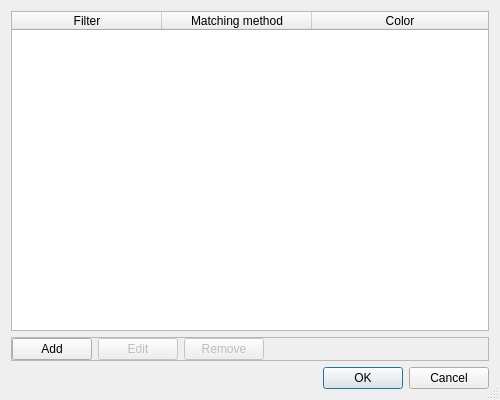
This is src/DialogEditColors.ui in gdevic/Z80Explorer as Qt 5 draws it before an edit. The edited form follows.
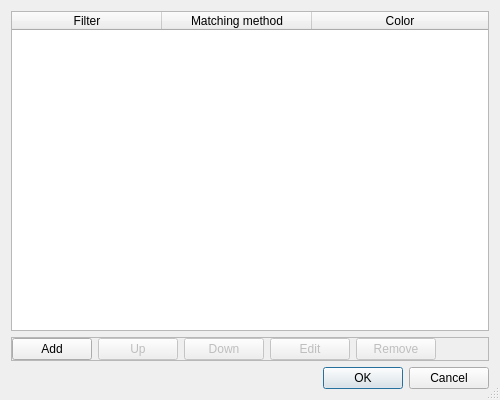
This is the edited form.

Commit message: Adding Up and Down to custom colors editor

Patch:
```diff
--- a/src/DialogEditColors.ui
+++ b/src/DialogEditColors.ui
@@ -45,6 +45,26 @@
         </property>
        </widget>
       </item>
+      <item>
+       <widget class="QPushButton" name="btUp">
+        <property name="enabled">
+         <bool>false</bool>
+        </property>
+        <property name="text">
+         <string>Up</string>
+        </property>
+       </widget>
+      </item>
+      <item>
+       <widget class="QPushButton" name="btDown">
+        <property name="enabled">
+         <bool>false</bool>
+        </property>
+        <property name="text">
+         <string>Down</string>
+        </property>
+       </widget>
+      </item>
       <item>
        <widget class="QPushButton" name="btEdit">
         <property name="enabled">
```
Left out of the diff: 3 changed lines with no effect on the pictures. The commit also changes 2 other files.
